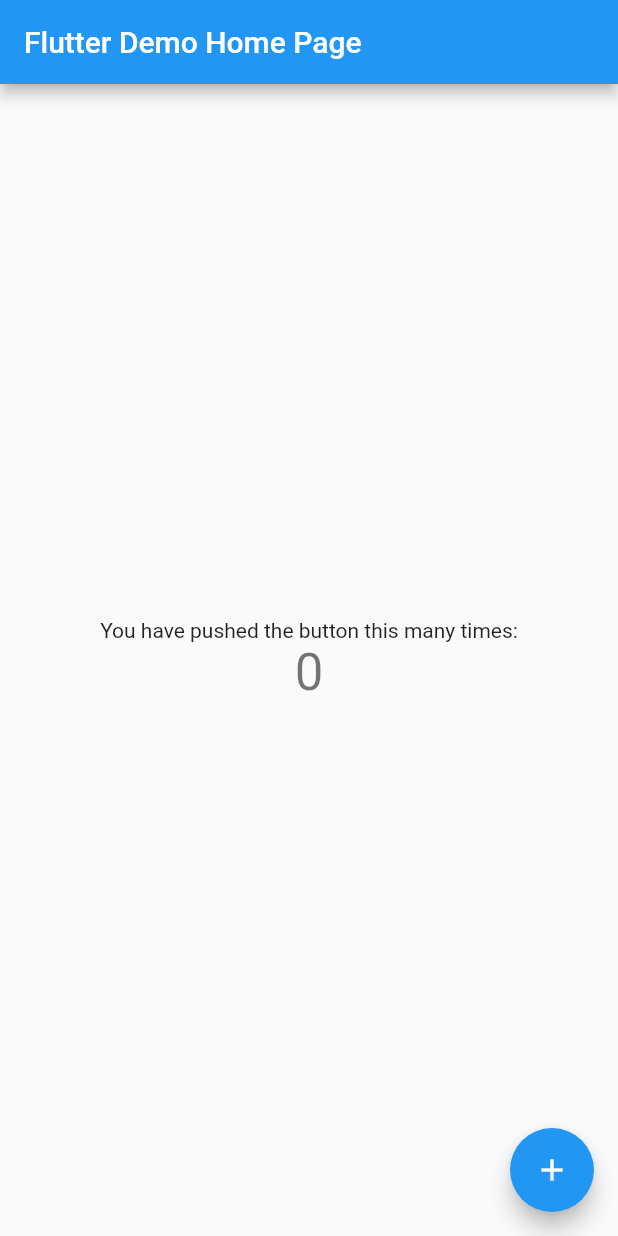
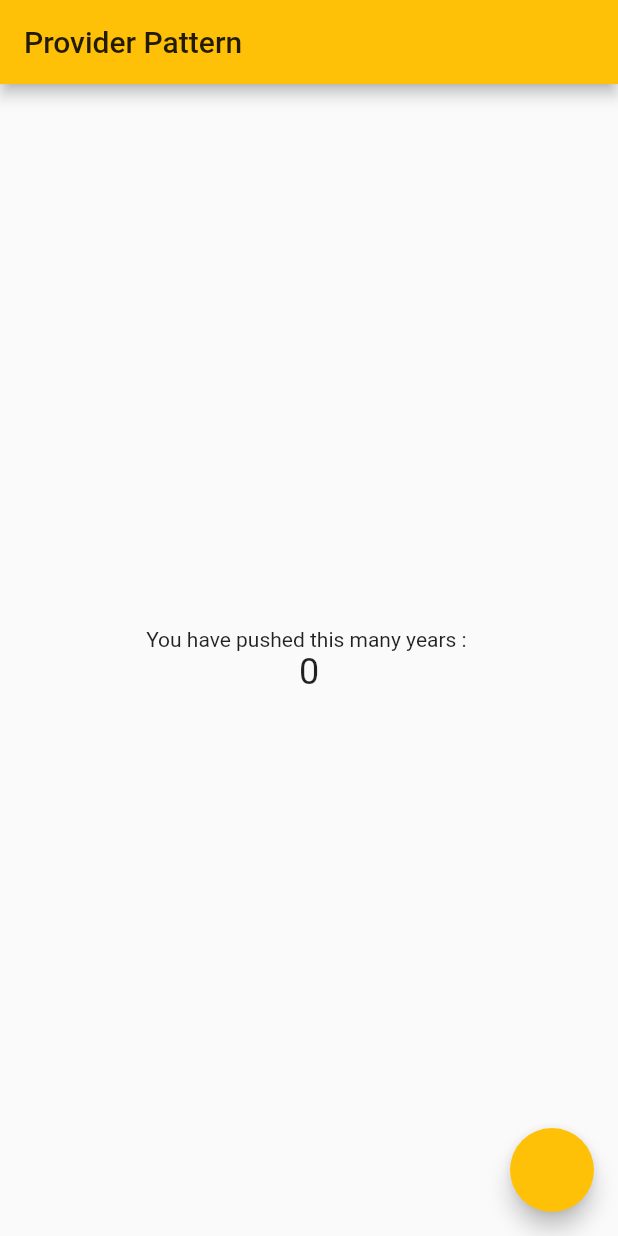
Before and after one commit to Deepinder1/provider_pattern, a Flutter app: the screen it shows after launch, on a phone screen of 412 x 824 dp. Run offline on Flutter 3.47's test engine with Material 2 defaults, Android fonts, the phone set to English and light mode, and no system bars.

```diff
--- a/lib/main.dart
+++ b/lib/main.dart
@@ -1,4 +1,6 @@
 import 'package:flutter/material.dart';
+import 'package:provider/provider.dart';
+import 'package:provider_pattern/counter.dart';
 
 void main() {
   runApp(MyApp());
@@ -8,110 +10,61 @@ class MyApp extends StatelessWidget {
   // This widget is the root of your application.
   @override
   Widget build(BuildContext context) {
-    return MaterialApp(
-      title: 'Flutter Demo',
-      theme: ThemeData(
-        // This is the theme of your application.
-        //
-        // Try running your application with "flutter run". You'll see the
-        // application has a blue toolbar. Then, without quitting the app, try
-        // changing the primarySwatch below to Colors.green and then invoke
-        // "hot reload" (press "r" in the console where you ran "flutter run",
-        // or simply save your changes to "hot reload" in a Flutter IDE).
-        // Notice that the counter didn't reset back to zero; the application
-        // is not restarted.
-        primarySwatch: Colors.blue,
-        // This makes the visual density adapt to the platform that you run
-        // the app on. For desktop platforms, the controls will be smaller and
-        // closer together (more dense) than on mobile platforms.
-        visualDensity: VisualDensity.adaptivePlatformDensity,
+    //wrapping the material widget with the provider
+    return MultiProvider(
+      providers: [
+        ChangeNotifierProvider.value(
+          value: Counter(),
+        ),
+      ],
+      child: MaterialApp(
+        title: 'Provider Pattern',
+        theme: ThemeData(
+          primarySwatch: Colors.amber,
+          visualDensity: VisualDensity.adaptivePlatformDensity,
+        ),
+        home: MyHomePage(
+          title: 'Provider Pattern',
+        ),
       ),
-      home: MyHomePage(title: 'Flutter Demo Home Page'),
     );
   }
 }
 
-class MyHomePage extends StatefulWidget {
-  MyHomePage({Key key, this.title}) : super(key: key);
-
-  // This widget is the home page of your application. It is stateful, meaning
-  // that it has a State object (defined below) that contains fields that affect
-  // how it looks.
-
-  // This class is the configuration for the state. It holds the values (in this
-  // case the title) provided by the parent (in this case the App widget) and
-  // used by the build method of the State. Fields in a Widget subclass are
-  // always marked "final".
-
+class MyHomePage extends StatelessWidget {
   final String title;
 
-  @override
-  _MyHomePageState createState() => _MyHomePageState();
-}
-
-class _MyHomePageState extends State<MyHomePage> {
-  int _counter = 0;
-
-  void _incrementCounter() {
-    setState(() {
-      // This call to setState tells the Flutter framework that something has
-      // changed in this State, which causes it to rerun the build method below
-      // so that the display can reflect the updated values. If we changed
-      // _counter without calling setState(), then the build method would not be
-      // called again, and so nothing would appear to happen.
-      _counter++;
-    });
+  //increment counter method
+  void _incrementCounter(BuildContext context) {
+    Provider.of<Counter>(context, listen: false).incrementCounter();
   }
 
+  MyHomePage({@required this.title});
   @override
   Widget build(BuildContext context) {
-    // This method is rerun every time setState is called, for instance as done
-    // by the _incrementCounter method above.
-    //
-    // The Flutter framework has been optimized to make rerunning build methods
-    // fast, so that you can just rebuild anything that needs updating rather
-    // than having to individually change instances of widgets.
+    //getting counter
+    var counter = Provider.of<Counter>(context).getCounter;
     return Scaffold(
       appBar: AppBar(
-        // Here we take the value from the MyHomePage object that was created by
-        // the App.build method, and use it to set our appbar title.
-        title: Text(widget.title),
+        title: Text(title),
       ),
       body: Center(
-        // Center is a layout widget. It takes a single child and positions it
-        // in the middle of the parent.
         child: Column(
-          // Column is also a layout widget. It takes a list of children and
-          // arranges them vertically. By default, it sizes itself to fit its
-          // children horizontally, and tries to be as tall as its parent.
-          //
-          // Invoke "debug painting" (press "p" in the console, choose the
-          // "Toggle Debug Paint" action from the Flutter Inspector in Android
-          // Studio, or the "Toggle Debug Paint" command in Visual Studio Code)
-          // to see the wireframe for each widget.
-          //
-          // Column has various properties to control how it sizes itself and
-          // how it positions its children. Here we use mainAxisAlignment to
-          // center the children vertically; the main axis here is the vertical
-          // axis because Columns are vertical (the cross axis would be
-          // horizontal).
           mainAxisAlignment: MainAxisAlignment.center,
-          children: <Widget>[
+          children: [
             Text(
-              'You have pushed the button this many times:',
+              'You have pushed this many years : ',
             ),
             Text(
-              '$_counter',
-              style: Theme.of(context).textTheme.headline4,
+              '$counter',
+              style: Theme.of(context).textTheme.headline5,
             ),
           ],
         ),
       ),
       floatingActionButton: FloatingActionButton(
-        onPressed: _incrementCounter,
-        tooltip: 'Increment',
-        child: Icon(Icons.add),
-      ), // This trailing comma makes auto-formatting nicer for build methods.
+        onPressed: () => _incrementCounter(context),
+      ),
     );
   }
 }
```
Also changed, not shown: pubspec.yaml (+2 -8 lines), pubspec.lock.
